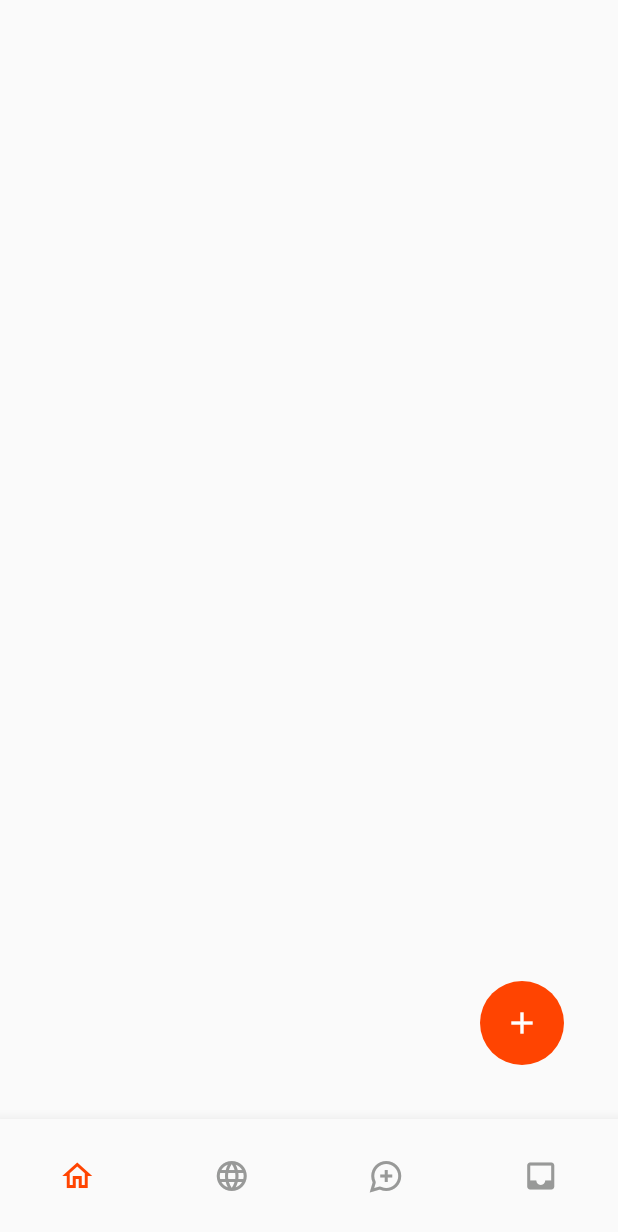
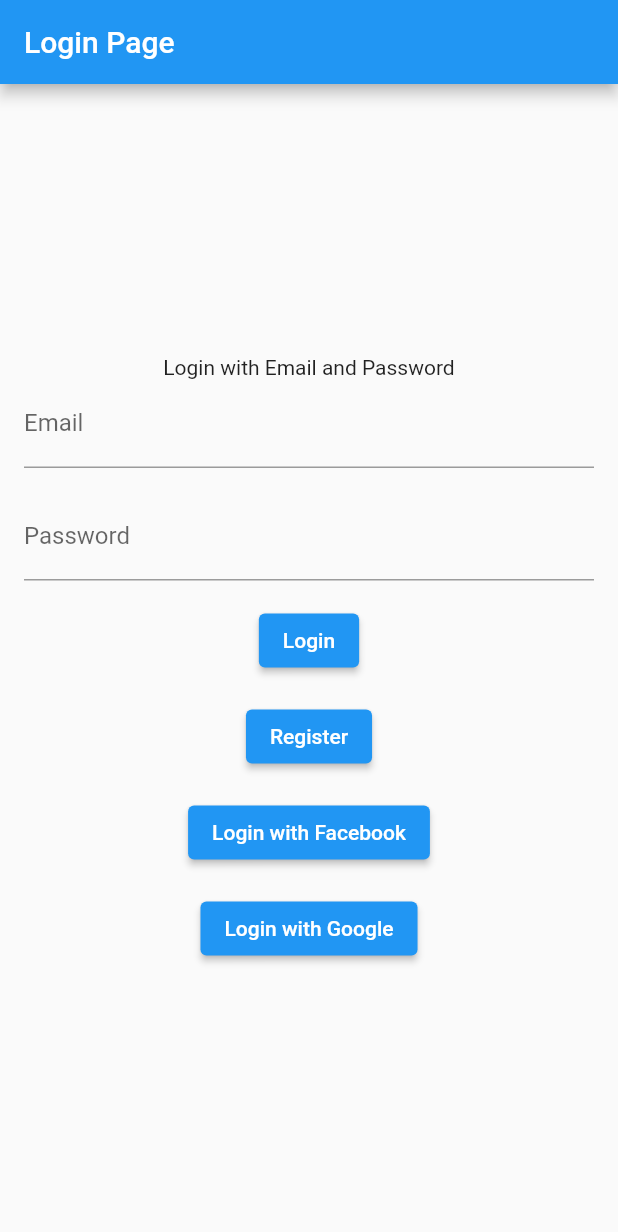
Before and after one commit to GabrielWaif/college-mobile-n1, a Flutter app: the screen it shows after launch, on a phone screen of 412 x 824 dp. Shown: the top 1232 px of the screen. Run offline on Flutter 3.47's test engine with Material 2 defaults, Android fonts, the phone set to English and light mode, and no system bars; our stand-ins replace cloud_firestore, firebase_auth, firebase_core; accounts and stored records are empty.

Commit message:
Adicionando autenticação

```diff
--- a/lib/main.dart
+++ b/lib/main.dart
@@ -1,6 +1,7 @@
+import 'package:firebase_auth/firebase_auth.dart';
 import 'package:flutter/material.dart';
 import 'package:provider/provider.dart';
-import 'package:reddit_clone/pages/HomePage.dart';
+import 'package:reddit_clone/pages/LoginPage.dart';
 import 'package:reddit_clone/repositories/posts_repository.dart';
 
 import 'lib/colors.dart';
@@ -10,6 +11,7 @@ Future main() async {
   WidgetsFlutterBinding.ensureInitialized();
   await Firebase.initializeApp();
 
+  await FirebaseAuth.instance.useAuthEmulator('localhost', 9099);
   runApp(const MyApp());
 }
 
@@ -28,8 +30,8 @@ class MyApp extends StatelessWidget {
         ),
         home: ChangeNotifierProvider(
             create: (context) => PostsRepositor(),
-            child: const MaterialApp(
-              home: MyHomePage(),
+            child: MaterialApp(
+              home: LoginPage(),
             )));
   }
 }
--- /dev/null
+++ b/lib/pages/LoginPage.dart
@@ -0,0 +1,74 @@
+import 'package:flutter/material.dart';
+import 'package:reddit_clone/pages/HomePage.dart';
+import 'package:reddit_clone/pages/UserRegisterPage.dart';
+
+class LoginPage extends StatelessWidget {
+  final TextEditingController emailController = TextEditingController();
+  final TextEditingController passwordController = TextEditingController();
+
+  Future<void> _signInWithFacebook() async {}
+
+  Future<void> _signInWithGoogle() async {}
+
+  @override
+  Widget build(BuildContext context) {
+    return Scaffold(
+      appBar: AppBar(
+        title: const Text('Login Page'),
+      ),
+      body: Padding(
+        padding: const EdgeInsets.all(16.0),
+        child: Center(
+          child: Column(
+            mainAxisAlignment: MainAxisAlignment.center,
+            children: [
+              const Text("Login with Email and Password"),
+              TextFormField(
+                controller: emailController,
+                decoration: const InputDecoration(labelText: 'Email'),
+              ),
+              const SizedBox(height: 16.0),
+              TextFormField(
+                controller: passwordController,
+                decoration: const InputDecoration(labelText: 'Password'),
+                obscureText: true,
+              ),
+              const SizedBox(height: 16.0),
+              ElevatedButton(
+                onPressed: () {
+                  final email = emailController.text;
+                  final password = passwordController.text;
+                  Navigator.push(context,
+                      MaterialPageRoute(builder: (context) => const MyHomePage()));
+                },
+                child: const Text('Login'),
+              ),
+              const SizedBox(height: 16.0),
+              ElevatedButton(
+                onPressed: () {
+                  Navigator.push(context,
+                      MaterialPageRoute(builder: (context) => RegisterPage()));
+                },
+                child: const Text('Register'),
+              ),
+              const SizedBox(height: 16.0),
+              ElevatedButton(
+                onPressed: () {
+                  _signInWithFacebook();
+                },
+                child: const Text('Login with Facebook'),
+              ),
+              const SizedBox(height: 16.0),
+              ElevatedButton(
+                onPressed: () {
+                  _signInWithGoogle();
+                },
+                child: const Text('Login with Google'),
+              ),
+            ],
+          ),
+        ),
+      ),
+    );
+  }
+}
--- /dev/null
+++ b/lib/pages/UserRegisterPage.dart
@@ -0,0 +1,72 @@
+import 'package:firebase_auth/firebase_auth.dart';
+import 'package:flutter/material.dart';
+import 'package:reddit_clone/pages/LoginPage.dart';
+
+class RegisterPage extends StatelessWidget {
+  final TextEditingController emailController = TextEditingController();
+  final TextEditingController passwordController = TextEditingController();
+
+  @override
+  Widget build(BuildContext context) {
+    return Scaffold(
+      appBar: AppBar(
+        title: const Text('Registration Page'),
+      ),
+      body: Padding(
+        padding: const EdgeInsets.all(16.0),
+        child: Center(
+          child: Column(
+            mainAxisAlignment: MainAxisAlignment.center,
+            children: [
+              const Text("Register with Email and Password"),
+              TextFormField(
+                controller: emailController,
+                decoration: const InputDecoration(labelText: 'Email'),
+              ),
+              const SizedBox(height: 16.0),
+              TextFormField(
+                controller: passwordController,
+                decoration: const InputDecoration(labelText: 'Password'),
+                obscureText: true,
+              ),
+              const SizedBox(height: 16.0),
+              ElevatedButton(
+                onPressed: () async {
+                  final email = emailController.text;
+                  final password = passwordController.text;
+
+                  try {
+                    final credential = await FirebaseAuth.instance
+                        .createUserWithEmailAndPassword(
+                      email: email,
+                      password: password,
+                    );
+                    Navigator.push(context,
+                        MaterialPageRoute(builder: (context) => LoginPage()));
+                  } on FirebaseAuthException catch (e) {
+                    if (e.code == 'weak-password') {
+                      print('The password provided is too weak.');
+                    } else if (e.code == 'email-already-in-use') {
+                      print('The account already exists for that email.');
+                    }
+                  } catch (e) {
+                    print(e);
+                  }
+                },
+                child: const Text('Register'),
+              ),
+              const SizedBox(height: 16.0),
+              ElevatedButton(
+                onPressed: () {
+                  // Navigate back to the login page
+                  Navigator.pop(context);
+                },
+                child: const Text('Back to Login'),
+              ),
+            ],
+          ),
+        ),
+      ),
+    );
+  }
+}
--- a/pubspec.yaml
+++ b/pubspec.yaml
@@ -14,6 +14,7 @@ dependencies:
   cupertino_icons: ^1.0.2
   cloud_firestore: ^4.9.3
   provider: ^6.0.5
+  firebase_auth: ^4.12.1
 dev_dependencies:
   flutter_test:
     sdk: flutter
```
Also changed, not shown: pubspec.lock, 3 other files.
